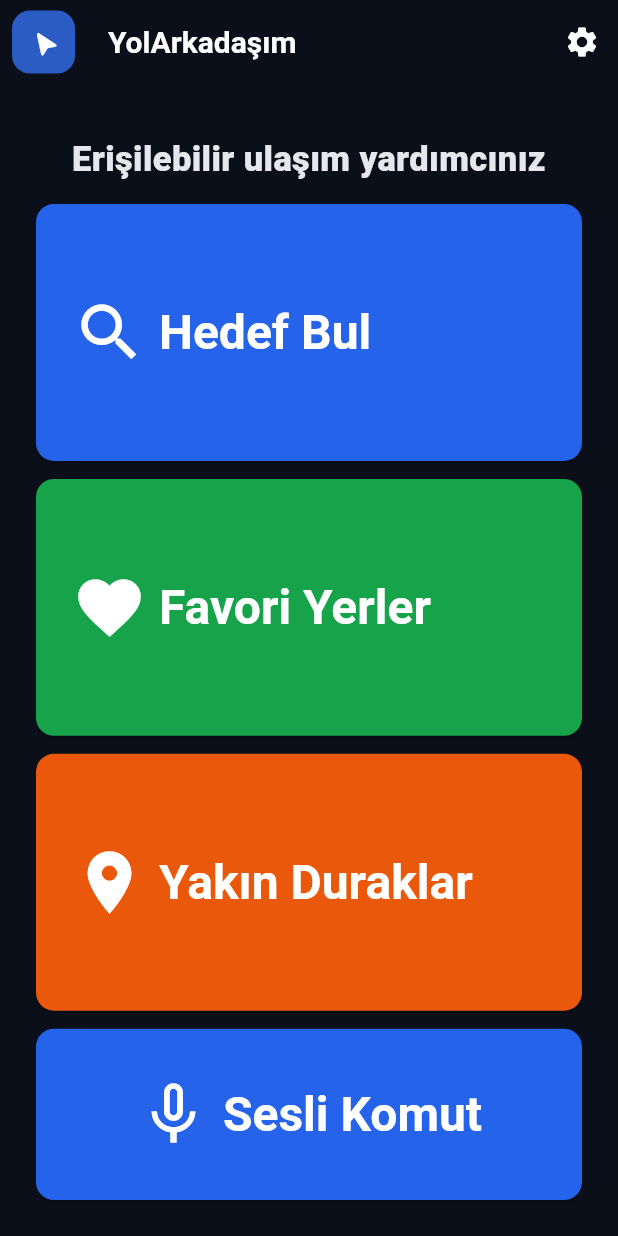
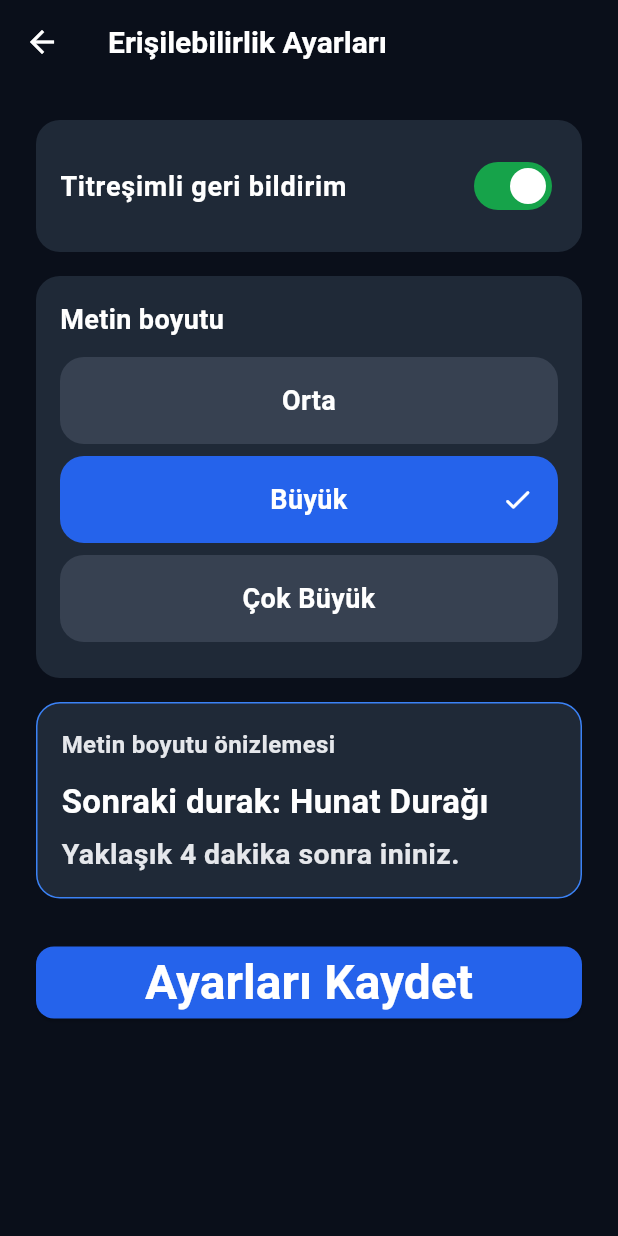
Before and after one commit to ahsentekgul/yol_arkadasim, a Flutter app: the screen it shows after launch, after a tap on the "settings" icon, on a phone screen of 412 x 824 dp. Run offline on Flutter 3.47's test engine with Material 3 defaults, Android fonts, the phone set to English and light mode, and no system bars; our stand-ins replace cloud_firestore, firebase_core, shared_preferences; accounts and stored records are empty.

Commit message:
Erisilebilirlik ayarlari ekranini ekle

```diff
--- /dev/null
+++ b/lib/core/accessibility/accessibility_settings_screen.dart
@@ -0,0 +1,333 @@
+import 'package:flutter/material.dart';
+import 'package:yol_arkadasim/core/accessibility/accessibility_settings_service.dart';
+import 'package:yol_arkadasim/core/theme/app_colors.dart';
+import 'package:yol_arkadasim/core/theme/app_radius.dart';
+import 'package:yol_arkadasim/core/theme/app_spacing.dart';
+import 'package:yol_arkadasim/core/widgets/app_button.dart';
+
+class AccessibilitySettingsScreen extends StatefulWidget {
+  const AccessibilitySettingsScreen({super.key});
+
+  @override
+  State<AccessibilitySettingsScreen> createState() =>
+      _AccessibilitySettingsScreenState();
+}
+
+class _AccessibilitySettingsScreenState
+    extends State<AccessibilitySettingsScreen> {
+  final AccessibilitySettingsService _settingsService =
+      AccessibilitySettingsService();
+
+  bool _hapticFeedbackEnabled =
+      AccessibilitySettingsService.defaultHapticFeedbackEnabled;
+  String _textSizePreference =
+      AccessibilitySettingsService.defaultTextSizePreference;
+  bool _isLoading = true;
+  bool _isSaving = false;
+
+  static const List<_TextSizeOption> _textSizeOptions = [
+    _TextSizeOption(
+      value: AccessibilitySettingsService.textSizeMedium,
+      label: 'Orta',
+    ),
+    _TextSizeOption(
+      value: AccessibilitySettingsService.textSizeLarge,
+      label: 'Büyük',
+    ),
+    _TextSizeOption(
+      value: AccessibilitySettingsService.textSizeExtraLarge,
+      label: 'Çok Büyük',
+    ),
+  ];
+
+  @override
+  void initState() {
+    super.initState();
+    _loadSettings();
+  }
+
+  Future<void> _loadSettings() async {
+    final hapticEnabled = await _settingsService.getHapticFeedbackEnabled();
+    final textSize = await _settingsService.getTextSizePreference();
+
+    if (!mounted) {
+      return;
+    }
+
+    setState(() {
+      _hapticFeedbackEnabled = hapticEnabled;
+      _textSizePreference = textSize;
+      _isLoading = false;
+    });
+  }
+
+  Future<void> _saveSettings() async {
+    setState(() {
+      _isSaving = true;
+    });
+
+    await _settingsService.saveSettings(
+      hapticFeedbackEnabled: _hapticFeedbackEnabled,
+      textSizePreference: _textSizePreference,
+    );
+
+    if (!mounted) {
+      return;
+    }
+
+    setState(() {
+      _isSaving = false;
+    });
+
+    ScaffoldMessenger.of(context).showSnackBar(
+      const SnackBar(content: Text('Ayarlar kaydedildi.')),
+    );
+  }
+
+  double _previewPrimaryFontSize() {
+    switch (_textSizePreference) {
+      case AccessibilitySettingsService.textSizeMedium:
+        return 18;
+      case AccessibilitySettingsService.textSizeExtraLarge:
+        return 26;
+      case AccessibilitySettingsService.textSizeLarge:
+      default:
+        return 22;
+    }
+  }
+
+  double _previewSecondaryFontSize() {
+    switch (_textSizePreference) {
+      case AccessibilitySettingsService.textSizeMedium:
+        return 16;
+      case AccessibilitySettingsService.textSizeExtraLarge:
+        return 22;
+      case AccessibilitySettingsService.textSizeLarge:
+      default:
+        return 19;
+    }
+  }
+
+  String _textSizeLabel(String value) {
+    for (final option in _textSizeOptions) {
+      if (option.value == value) {
+        return option.label;
+      }
+    }
+    return 'Büyük';
+  }
+
+  @override
+  Widget build(BuildContext context) {
+    return Scaffold(
+      backgroundColor: AppColors.background,
+      appBar: AppBar(
+        backgroundColor: AppColors.background,
+        foregroundColor: AppColors.white,
+        elevation: 0,
+        scrolledUnderElevation: 0,
+        surfaceTintColor: Colors.transparent,
+        title: const Text(
+          'Erişilebilirlik Ayarları',
+          style: TextStyle(
+            color: Colors.white,
+            fontSize: 20,
+            fontWeight: FontWeight.w700,
+          ),
+        ),
+      ),
+      body: _isLoading
+          ? const Center(
+              child: CircularProgressIndicator(color: AppColors.blue600),
+            )
+          : SingleChildScrollView(
+              padding: const EdgeInsets.all(AppSpacing.p6),
+              child: Column(
+                crossAxisAlignment: CrossAxisAlignment.stretch,
+                children: [
+                  _buildHapticFeedbackSection(),
+                  const SizedBox(height: AppSpacing.spaceY4),
+                  _buildTextSizeSection(),
+                  const SizedBox(height: AppSpacing.spaceY4),
+                  _buildPreviewCard(),
+                  const SizedBox(height: AppSpacing.p8),
+                  AppButton(
+                    onPressed: _isSaving ? null : _saveSettings,
+                    semanticsLabel: 'Ayarları kaydet',
+                    fullWidth: true,
+                    isLoading: _isSaving,
+                    child: const Text('Ayarları Kaydet'),
+                  ),
+                ],
+              ),
+            ),
+    );
+  }
+
+  Widget _buildHapticFeedbackSection() {
+    return Container(
+      padding: const EdgeInsets.all(AppSpacing.spaceY4),
+      decoration: BoxDecoration(
+        color: AppColors.gray800,
+        borderRadius: BorderRadius.circular(AppRadius.rounded2xl),
+      ),
+      child: SwitchListTile(
+        contentPadding: EdgeInsets.zero,
+        dense: false,
+        title: const Text(
+          'Titreşimli geri bildirim',
+          style: TextStyle(
+            color: Colors.white,
+            fontSize: 18,
+            fontWeight: FontWeight.w600,
+          ),
+        ),
+        value: _hapticFeedbackEnabled,
+        activeTrackColor: AppColors.green600,
+        inactiveTrackColor: AppColors.gray700,
+        activeThumbColor: Colors.white,
+        inactiveThumbColor: AppColors.gray300,
+        onChanged: (value) {
+          setState(() {
+            _hapticFeedbackEnabled = value;
+          });
+        },
+      ),
+    );
+  }
+
+  Widget _buildTextSizeSection() {
+    return Container(
+      padding: const EdgeInsets.all(AppSpacing.spaceY4),
+      decoration: BoxDecoration(
+        color: AppColors.gray800,
+        borderRadius: BorderRadius.circular(AppRadius.rounded2xl),
+      ),
+      child: Column(
+        crossAxisAlignment: CrossAxisAlignment.start,
+        children: [
+          const Text(
+            'Metin boyutu',
+            style: TextStyle(
+              color: Colors.white,
+              fontSize: 18,
+              fontWeight: FontWeight.w600,
+            ),
+          ),
+          const SizedBox(height: 12),
+          ..._textSizeOptions.map((option) {
+            final selected = _textSizePreference == option.value;
+            return Padding(
+              padding: const EdgeInsets.only(bottom: 8),
+              child: Semantics(
+                button: true,
+                selected: selected,
+                label: selected
+                    ? 'Metin boyutu ${option.label}, seçili'
+                    : 'Metin boyutu ${option.label}',
+                child: InkWell(
+                  onTap: () {
+                    setState(() {
+                      _textSizePreference = option.value;
+                    });
+                  },
+                  borderRadius: BorderRadius.circular(AppRadius.rounded2xl),
+                  child: Container(
+                    width: double.infinity,
+                    padding: const EdgeInsets.symmetric(
+                      horizontal: 16,
+                      vertical: 16,
+                    ),
+                    decoration: BoxDecoration(
+                      color: selected ? AppColors.blue600 : AppColors.gray700,
+                      borderRadius: BorderRadius.circular(AppRadius.rounded2xl),
+                    ),
+                    child: Stack(
+                      alignment: Alignment.center,
+                      children: [
+                        Text(
+                          option.label,
+                          textAlign: TextAlign.center,
+                          style: const TextStyle(
+                            color: Colors.white,
+                            fontSize: 18,
+                            fontWeight: FontWeight.w600,
+                          ),
+                        ),
+                        if (selected)
+                          const Align(
+                            alignment: Alignment.centerRight,
+                            child: Icon(
+                              Icons.check_rounded,
+                              color: Colors.white,
+                              size: 22,
+                            ),
+                          ),
+                      ],
+                    ),
+                  ),
+                ),
+              ),
+            );
+          }),
+        ],
+      ),
+    );
+  }
+
+  Widget _buildPreviewCard() {
+    return Semantics(
+      label:
+          'Metin boyutu önizlemesi. Seçili boyut: ${_textSizeLabel(_textSizePreference)}. '
+          'Sonraki durak: Hunat Durağı. Yaklaşık 4 dakika sonra ininiz.',
+      child: Container(
+        padding: const EdgeInsets.all(AppSpacing.spaceY4),
+        decoration: BoxDecoration(
+          color: AppColors.gray800,
+          borderRadius: BorderRadius.circular(AppRadius.rounded2xl),
+          border: Border.all(color: AppColors.borderBlue500),
+        ),
+        child: Column(
+          crossAxisAlignment: CrossAxisAlignment.start,
+          children: [
+            const Text(
+              'Metin boyutu önizlemesi',
+              style: TextStyle(
+                color: AppColors.subtitleTextColor,
+                fontSize: 16,
+                fontWeight: FontWeight.w600,
+              ),
+            ),
+            const SizedBox(height: 12),
+            Text(
+              'Sonraki durak: Hunat Durağı',
+              style: TextStyle(
+                color: Colors.white,
+                fontSize: _previewPrimaryFontSize(),
+                fontWeight: FontWeight.w700,
+                height: 1.3,
+              ),
+            ),
+            const SizedBox(height: 8),
+            Text(
+              'Yaklaşık 4 dakika sonra ininiz.',
+              style: TextStyle(
+                color: AppColors.subtitleTextColor,
+                fontSize: _previewSecondaryFontSize(),
+                fontWeight: FontWeight.w600,
+                height: 1.3,
+              ),
+            ),
+          ],
+        ),
+      ),
+    );
+  }
+}
+
+class _TextSizeOption {
+  const _TextSizeOption({required this.value, required this.label});
+
+  final String value;
+  final String label;
+}
--- /dev/null
+++ b/lib/core/accessibility/accessibility_settings_service.dart
@@ -0,0 +1,46 @@
+import 'package:shared_preferences/shared_preferences.dart';
+
+class AccessibilitySettingsService {
+  static const String keyHapticFeedbackEnabled = 'haptic_feedback_enabled';
+  static const String keyTextSizePreference = 'text_size_preference';
+
+  static const String textSizeMedium = 'medium';
+  static const String textSizeLarge = 'large';
+  static const String textSizeExtraLarge = 'extraLarge';
+
+  static const bool defaultHapticFeedbackEnabled = true;
+  static const String defaultTextSizePreference = textSizeLarge;
+
+  static const List<String> validTextSizePreferences = [
+    textSizeMedium,
+    textSizeLarge,
+    textSizeExtraLarge,
+  ];
+
+  Future<bool> getHapticFeedbackEnabled() async {
+    final prefs = await SharedPreferences.getInstance();
+    return prefs.getBool(keyHapticFeedbackEnabled) ??
+        defaultHapticFeedbackEnabled;
+  }
+
+  Future<String> getTextSizePreference() async {
+    final prefs = await SharedPreferences.getInstance();
+    final savedValue = prefs.getString(keyTextSizePreference);
+
+    if (savedValue == null ||
+        !validTextSizePreferences.contains(savedValue)) {
+      return defaultTextSizePreference;
+    }
+
+    return savedValue;
+  }
+
+  Future<void> saveSettings({
+    required bool hapticFeedbackEnabled,
+    required String textSizePreference,
+  }) async {
+    final prefs = await SharedPreferences.getInstance();
+    await prefs.setBool(keyHapticFeedbackEnabled, hapticFeedbackEnabled);
+    await prefs.setString(keyTextSizePreference, textSizePreference);
+  }
+}
--- a/lib/core/widgets/app_navigation_bar.dart
+++ b/lib/core/widgets/app_navigation_bar.dart
@@ -1,4 +1,5 @@
 import 'package:flutter/material.dart';
+import 'package:yol_arkadasim/core/accessibility/accessibility_settings_screen.dart';
 import 'package:yol_arkadasim/core/theme/app_colors.dart';
 import 'package:yol_arkadasim/core/theme/app_text_styles.dart';
 
@@ -11,49 +12,44 @@ class AppNavigationBar extends StatelessWidget implements PreferredSizeWidget {
   final _AppNavigationBarKind _kind;
   final String title;
   final VoidCallback? onBackPressed;
-  final VoidCallback? onSettingsPressed;
 
   const AppNavigationBar._({
     super.key,
     required _AppNavigationBarKind kind,
     this.title = _defaultTitle,
     this.onBackPressed,
-    this.onSettingsPressed,
   }) : _kind = kind;
 
   const AppNavigationBar.home({
     Key? key,
     String title = _defaultTitle,
-    VoidCallback? onSettingsPressed,
   }) : this._(
           key: key,
           kind: _AppNavigationBarKind.home,
           title: title,
-          onSettingsPressed: onSettingsPressed,
         );
 
   const AppNavigationBar.subPage({
     Key? key,
     String title = _defaultTitle,
     VoidCallback? onBackPressed,
-    VoidCallback? onSettingsPressed,
   }) : this._(
           key: key,
           kind: _AppNavigationBarKind.subPage,
           title: title,
           onBackPressed: onBackPressed,
-          onSettingsPressed: onSettingsPressed,
         );
 
   @override
   Size get preferredSize => const Size.fromHeight(kToolbarHeight);
 
-  void _handleSettingsPressed() {
-    if (onSettingsPressed != null) {
-      onSettingsPressed!();
-    } else {
-      debugPrint('Erişilebilirlik ayarları');
-    }
+  void _handleSettingsPressed(BuildContext context) {
+    Navigator.push(
+      context,
+      MaterialPageRoute<void>(
+        builder: (context) => const AccessibilitySettingsScreen(),
+      ),
+    );
   }
 
   Widget _buildLogoLeading() {
@@ -118,7 +114,7 @@ class AppNavigationBar extends StatelessWidget implements PreferredSizeWidget {
         IconButton(
           icon: const Icon(Icons.settings),
           tooltip: 'Erişilebilirlik ayarları',
-          onPressed: _handleSettingsPressed,
+          onPressed: () => _handleSettingsPressed(context),
         ),
       ],
     );
```
Also changed, not shown: lib/core/widgets/accessibility_settings.dart (deleted, +0 -309 lines).
